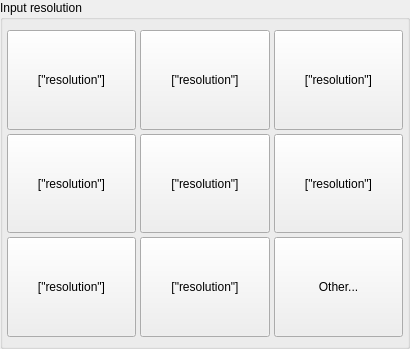
Old version of the form src/display/qt/windows/control_panel/capture/input_resolution.ui in the repository mrehkopf/vcs.
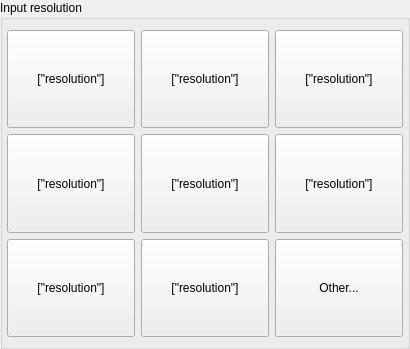
New version of the form.

Commit message: gui: Tweak styling here and there

```diff
--- a/src/display/qt/windows/control_panel/capture/input_resolution.ui
+++ b/src/display/qt/windows/control_panel/capture/input_resolution.ui
@@ -81,7 +81,7 @@
           <number>0</number>
          </property>
          <property name="spacing">
-          <number>4</number>
+          <number>6</number>
          </property>
          <item row="1" column="1">
           <widget class="QPushButton" name="pushButton_inputForce_5">
```
The commit also changes 3 other files.
